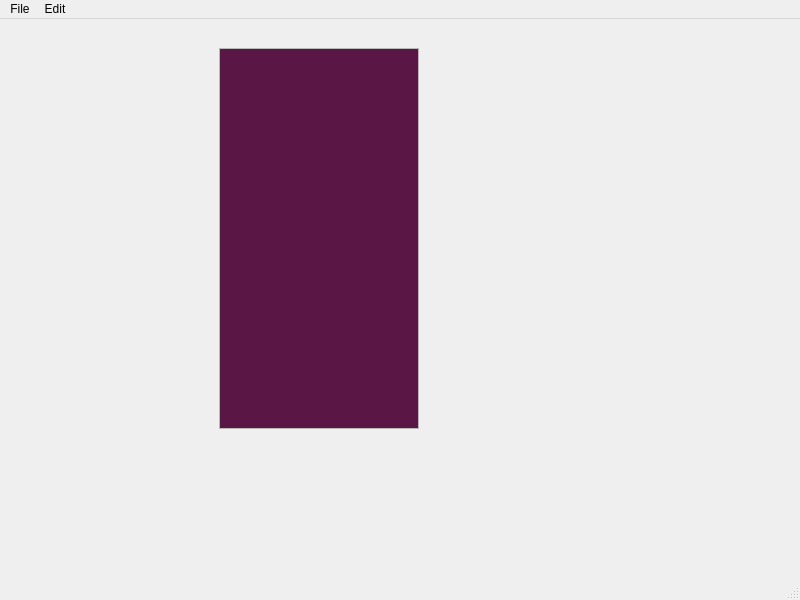
Old version of the form HtmlEditor/mainwindow.ui in the repository KacKoz/HtmlEditor.
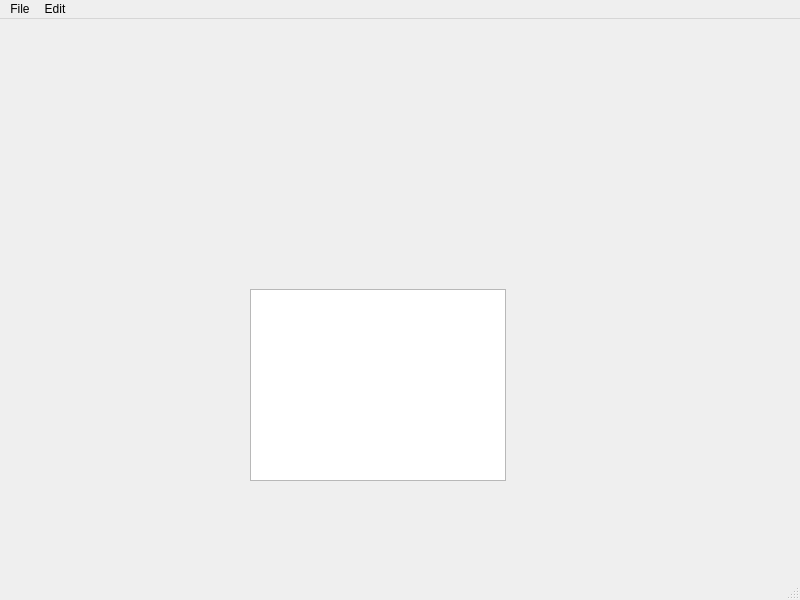
New version of the form.

```diff
--- a/HtmlEditor/mainwindow.ui
+++ b/HtmlEditor/mainwindow.ui
@@ -14,73 +14,15 @@
    <string>MainWindow</string>
   </property>
   <widget class="QWidget" name="centralwidget">
-   <widget class="QWidget" name="horizontalLayoutWidget">
+   <widget class="QTreeView" name="treeView">
     <property name="geometry">
      <rect>
-      <x>29</x>
-      <y>29</y>
-      <width>581</width>
-      <height>381</height>
+      <x>250</x>
+      <y>270</y>
+      <width>256</width>
+      <height>192</height>
      </rect>
     </property>
-    <layout class="QHBoxLayout" name="horizontalLayout">
-     <property name="spacing">
-      <number>0</number>
-     </property>
-     <item>
-      <widget class="QTreeView" name="treeView">
-       <property name="sizePolicy">
-        <sizepolicy hsizetype="Fixed" vsizetype="Expanding">
-         <horstretch>0</horstretch>
-         <verstretch>0</verstretch>
-        </sizepolicy>
-       </property>
-       <property name="maximumSize">
-        <size>
-         <width>200</width>
-         <height>16777215</height>
-        </size>
-       </property>
-       <property name="palette">
-        <palette>
-         <active>
-          <colorrole role="Base">
-           <brush brushstyle="SolidPattern">
-            <color alpha="255">
-             <red>90</red>
-             <green>22</green>
-             <blue>68</blue>
-            </color>
-           </brush>
-          </colorrole>
-         </active>
-         <inactive>
-          <colorrole role="Base">
-           <brush brushstyle="SolidPattern">
-            <color alpha="255">
-             <red>90</red>
-             <green>22</green>
-             <blue>68</blue>
-            </color>
-           </brush>
-          </colorrole>
-         </inactive>
-         <disabled>
-          <colorrole role="Base">
-           <brush brushstyle="SolidPattern">
-            <color alpha="255">
-             <red>240</red>
-             <green>240</green>
-             <blue>240</blue>
-            </color>
-           </brush>
-          </colorrole>
-         </disabled>
-        </palette>
-       </property>
-      </widget>
-     </item>
-    </layout>
    </widget>
   </widget>
   <widget class="QMenuBar" name="menubar">
```
Left out of the diff: 11 changed lines with no effect on the pictures.
